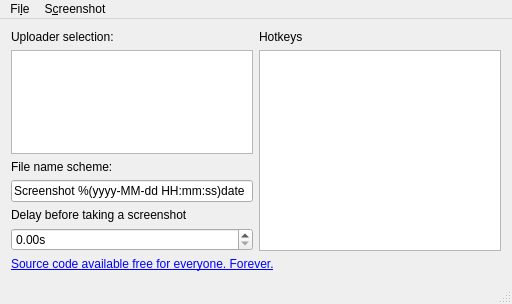
Above: mainwindow.ui from ArsenArsen/KShare before the change. Below: the same form after it.
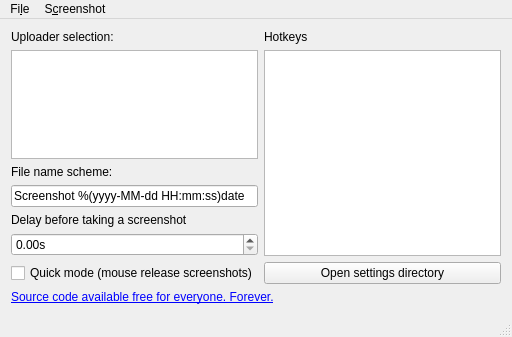
That is the form after the change. Icons and pictures are not drawn.

Commit message: Quick mode

What changed in the file:
```diff
--- a/mainwindow.ui
+++ b/mainwindow.ui
@@ -7,7 +7,7 @@
     <x>0</x>
     <y>0</y>
     <width>512</width>
-    <height>304</height>
+    <height>337</height>
    </rect>
   </property>
   <property name="windowTitle">
@@ -25,7 +25,7 @@
     </sizepolicy>
    </property>
    <layout class="QGridLayout" name="gridLayout">
-    <item row="6" column="0" colspan="2">
+    <item row="7" column="0" colspan="2">
      <widget class="QLabel" name="label_6">
       <property name="text">
        <string>&lt;a href=&quot;https://github.com/ArsenArsen/KShare&quot;&gt;Source code available free for everyone. Forever.&lt;/a&gt;
@@ -91,6 +91,20 @@
       </property>
      </widget>
     </item>
+    <item row="6" column="0">
+     <widget class="QCheckBox" name="quickMode">
+      <property name="text">
+       <string>Quick mode (mouse release screenshots)</string>
+      </property>
+     </widget>
+    </item>
+    <item row="6" column="1">
+     <widget class="QPushButton" name="settingsButton">
+      <property name="text">
+       <string>Open settings directory</string>
+      </property>
+     </widget>
+    </item>
    </layout>
   </widget>
   <widget class="QMenuBar" name="menuBar">
```
The commit also changes 3 other files.
